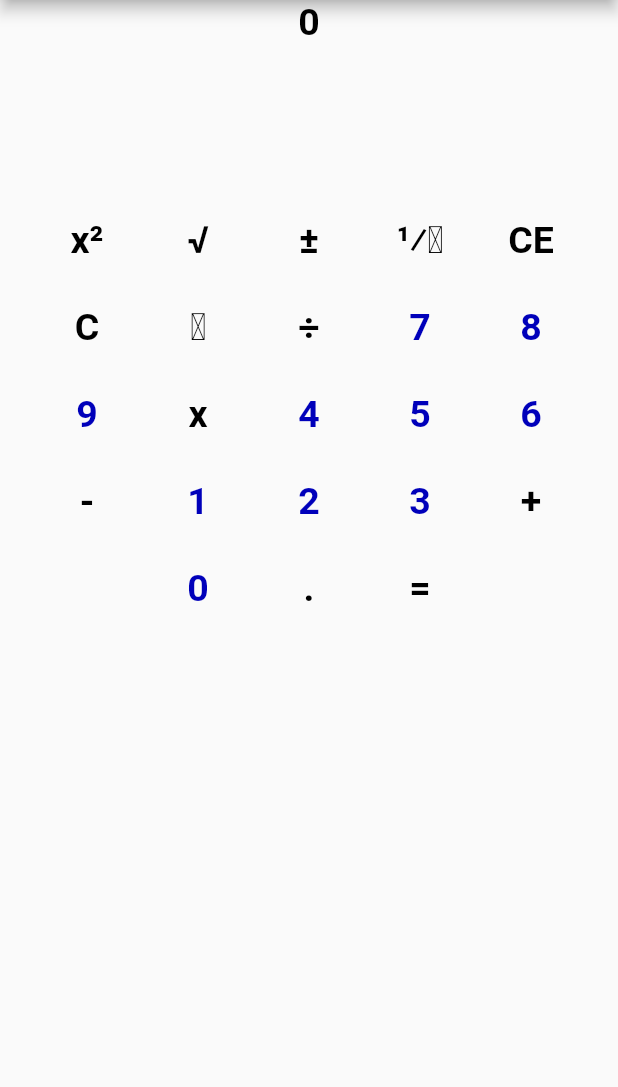
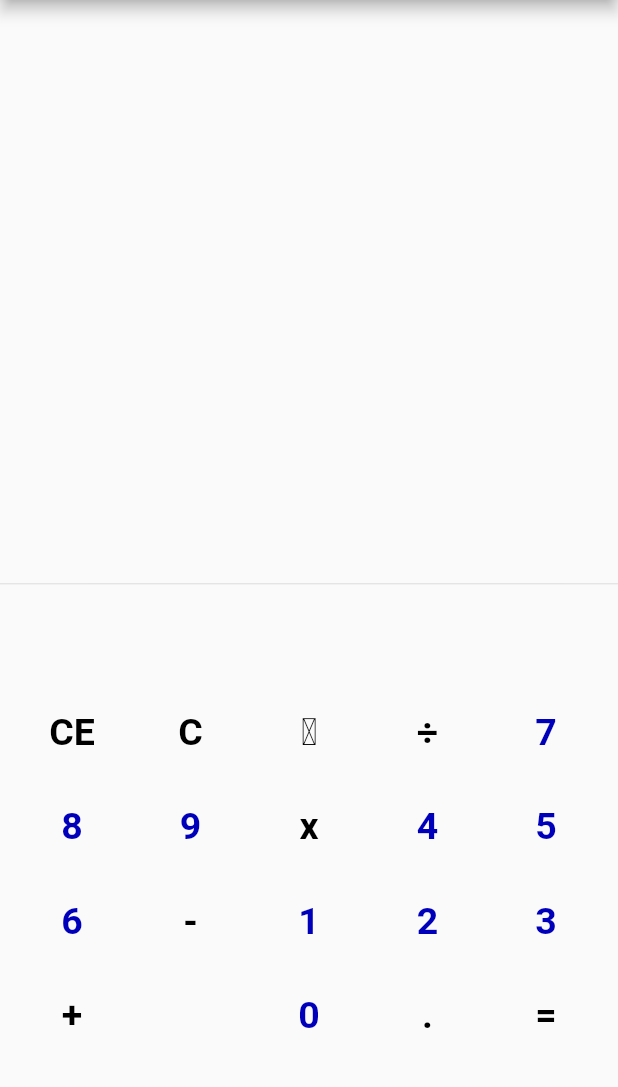
Before and after one commit to tuuhin/calculator_, a Flutter app: the screen it shows after launch, after a tap on "CE", on a phone screen of 412 x 824 dp, the part 84-1171 px from its top. Run offline on Flutter 3.47's test engine with Material 2 defaults, Android fonts, the phone set to English and light mode, and no system bars; our stand-ins replace shared_preferences; network calls fail.

Commit message:
thinking about changes

```diff
--- a/lib/keyboards/standardcalckeyboard.dart
+++ b/lib/keyboards/standardcalckeyboard.dart
@@ -4,7 +4,8 @@ import 'package:flutter/material.dart';
 
 class StdCalcBoard extends StatefulWidget {
   final ValueChanged<String>? calc;
-  const StdCalcBoard({Key? key, this.calc}) : super(key: key);
+  final ValueChanged<String>? history;
+  const StdCalcBoard({Key? key, this.calc, this.history}) : super(key: key);
   @override
   State<StdCalcBoard> createState() => _StdCalcBoardState();
 }
@@ -22,36 +23,15 @@ class _StdCalcBoardState extends State<StdCalcBoard> {
   Widget build(BuildContext context) {
     return Container(
       alignment: Alignment.center,
-      height: MediaQuery.of(context).size.height * .6,
+      height: MediaQuery.of(context).size.height * .45,
       // color: Colors.blue,
       width: MediaQuery.of(context).size.width,
       child: Padding(
-        padding: const EdgeInsets.symmetric(horizontal: 10),
+        padding: const EdgeInsets.symmetric(horizontal: 8, vertical: 0),
         child: Wrap(
-          runSpacing: 10,
-          spacing: 10,
+          runSpacing: 15,
+          spacing: 15,
           children: [
-            TextButton(
-                onPressed: () {
-                  value = _baseCalc.pow2(value);
-                  widget.calc!.call(value);
-                },
-                child: const Text('x\u00B2', style: _buttonStyle)),
-            TextButton(
-                onPressed: () {
-                  value = _baseCalc.sqrt(value);
-                  widget.calc!.call(value);
-                },
-                child: const Text('\u221A', style: _buttonStyle)),
-            TextButton(
-                onPressed: () {},
-                child: const Text('\u00B1', style: _buttonStyle)),
-            TextButton(
-                onPressed: () {
-                  value = _baseCalc.recripocal(value);
-                  widget.calc!.call(value);
-                },
-                child: const Text('\u00b9\u2044\u2093', style: _buttonStyle)),
             TextButton(
                 onPressed: () {
                   value = '0';
@@ -71,7 +51,7 @@ class _StdCalcBoardState extends State<StdCalcBoard> {
                     value = value.substring(0, value.length - 1);
                     widget.calc!.call(value);
                   } else if (value.length == 1) {
-                    widget.calc!.call('');
+                    widget.calc!.call('0');
                   }
                 },
                 child: const Text('\u2190', style: _buttonStyle)),
@@ -110,7 +90,7 @@ class _StdCalcBoardState extends State<StdCalcBoard> {
                       value += '1';
                     }
                     value += '*';
-                    widget.calc!.call(value);
+                    widget.calc!.call((value));
                   }
                 },
                 child: const Text('x', style: _buttonStyle)),
--- a/lib/view/standardcalculator.dart
+++ b/lib/view/standardcalculator.dart
@@ -11,6 +11,13 @@ class StandardCalculator extends StatefulWidget {
 
 class _StandardCalculatorState extends State<StandardCalculator> {
   String _caltext = '';
+  String removeZero(String str) {
+    if (str.startsWith('0')) {
+      return str.substring(1);
+    } else {
+      return str;
+    }
+  }
 
   @override
   Widget build(BuildContext context) {
@@ -18,18 +25,22 @@ class _StandardCalculatorState extends State<StandardCalculator> {
       appBar: AppBar(title: const Text('std calculator')),
       drawer: AppDrawer(),
       body: Column(
+        mainAxisAlignment: MainAxisAlignment.spaceBetween,
         children: [
-          Text(_caltext,
-              style: const TextStyle(
-                  fontSize: 25,
-                  color: Colors.black,
-                  fontWeight: FontWeight.bold)),
+          Text(removeZero(_caltext),
+              style:
+                  const TextStyle(fontSize: 25, fontWeight: FontWeight.bold)),
+          Column(
+            children: [
+              const Divider(),
               StdCalcBoard(
                 calc: (String v) {
                   setState(() {
                     _caltext = v;
                   });
                 },
+              ),
+            ],
           )
         ],
       ),
```
Also changed, not shown: lib/model/basecalc.dart (+0 -11 lines). Lines whose indentation alone changed are shown as unchanged.
